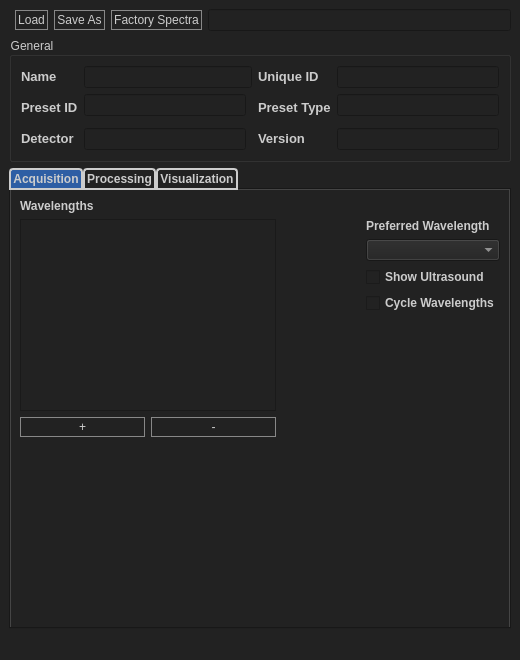
Qt form source/resources/preset_editor.ui (jaytreee/PresetEditor) before a commit.
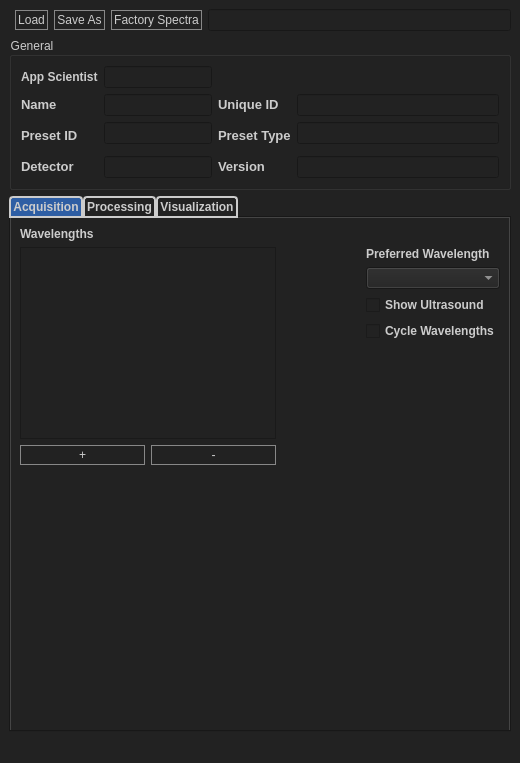
The same form after that commit.

Commit message: App Scientist Name Feature #2625

Diff of the .ui file:
```diff
--- a/source/resources/preset_editor.ui
+++ b/source/resources/preset_editor.ui
@@ -7,7 +7,7 @@
     <x>0</x>
     <y>0</y>
     <width>520</width>
-    <height>660</height>
+    <height>763</height>
    </rect>
   </property>
   <property name="font">
@@ -111,7 +111,7 @@
        <string>General</string>
       </property>
       <layout class="QGridLayout" name="gridLayout_2">
-       <item row="1" column="0">
+       <item row="2" column="0">
         <widget class="QLabel" name="nameLabel">
          <property name="sizePolicy">
           <sizepolicy hsizetype="Fixed" vsizetype="Fixed">
@@ -131,14 +131,14 @@
          </property>
         </widget>
        </item>
-       <item row="1" column="4">
+       <item row="2" column="4">
         <widget class="QLineEdit" name="PresetIDTextBox">
          <property name="enabled">
           <bool>false</bool>
          </property>
         </widget>
        </item>
-       <item row="4" column="0">
+       <item row="5" column="0">
         <widget class="QLabel" name="detektorLabel">
          <property name="sizePolicy">
           <sizepolicy hsizetype="Fixed" vsizetype="Fixed">
@@ -158,10 +158,10 @@
          </property>
         </widget>
        </item>
-       <item row="4" column="4">
+       <item row="5" column="4">
         <widget class="QLineEdit" name="versionTextBox"/>
        </item>
-       <item row="1" column="3">
+       <item row="2" column="3">
         <widget class="QLabel" name="UniqueID">
          <property name="sizePolicy">
           <sizepolicy hsizetype="Fixed" vsizetype="Fixed">
@@ -184,7 +184,7 @@
          </property>
         </widget>
        </item>
-       <item row="2" column="0" rowspan="2">
+       <item row="3" column="0" rowspan="2">
         <widget class="QLabel" name="PresetIDLabel">
          <property name="sizePolicy">
           <sizepolicy hsizetype="Fixed" vsizetype="Fixed">
@@ -207,10 +207,7 @@
          </property>
         </widget>
        </item>
-       <item row="4" column="1">
-        <widget class="QLineEdit" name="detectorBox"/>
-       </item>
-       <item row="4" column="3">
+       <item row="5" column="3">
         <widget class="QLabel" name="versionLabel">
          <property name="sizePolicy">
           <sizepolicy hsizetype="Fixed" vsizetype="Fixed">
@@ -230,13 +227,10 @@
          </property>
         </widget>
        </item>
-       <item row="1" column="1" colspan="2">
+       <item row="2" column="1" colspan="2">
         <widget class="QLineEdit" name="nameBox"/>
        </item>
-       <item row="2" column="1">
-        <widget class="QLineEdit" name="presetIDBox"/>
-       </item>
-       <item row="2" column="3" rowspan="2">
+       <item row="3" column="3" rowspan="2">
         <widget class="QLabel" name="PresestTypeLabel">
          <property name="sizePolicy">
           <sizepolicy hsizetype="Fixed" vsizetype="Fixed">
@@ -259,16 +253,51 @@
          </property>
         </widget>
        </item>
-       <item row="2" column="4">
+       <item row="3" column="4">
         <widget class="QLineEdit" name="PresetType">
          <property name="enabled">
           <bool>false</bool>
          </property>
          <property name="font">
           <font>
+           <weight>50</weight>
+           <bold>false</bold>
+          </font>
+         </property>
+        </widget>
+       </item>
+       <item row="1" column="0">
+        <widget class="QLabel" name="label_14">
+         <property name="font">
+          <font>
            <weight>75</weight>
            <bold>true</bold>
           </font>
+         </property>
+         <property name="text">
+          <string>App Scientist</string>
+         </property>
+        </widget>
+       </item>
+       <item row="3" column="1" colspan="2">
+        <widget class="QLineEdit" name="presetIDBox"/>
+       </item>
+       <item row="5" column="1" colspan="2">
+        <widget class="QLineEdit" name="detectorBox"/>
+       </item>
+       <item row="1" column="1" colspan="2">
+        <widget class="QLineEdit" name="appscientistname">
+         <property name="sizePolicy">
+          <sizepolicy hsizetype="Expanding" vsizetype="Fixed">
+           <horstretch>0</horstretch>
+           <verstretch>0</verstretch>
+          </sizepolicy>
+         </property>
+         <property name="toolTip">
+          <string>&lt;html&gt;&lt;head/&gt;&lt;body&gt;&lt;p&gt;Initials (max 3 characters)&lt;/p&gt;&lt;/body&gt;&lt;/html&gt;</string>
+         </property>
+         <property name="maxLength">
+          <number>3</number>
          </property>
         </widget>
        </item>
```
Left out of the diff: 160 changed lines with no effect on the pictures. The commit also changes 1 other file.
